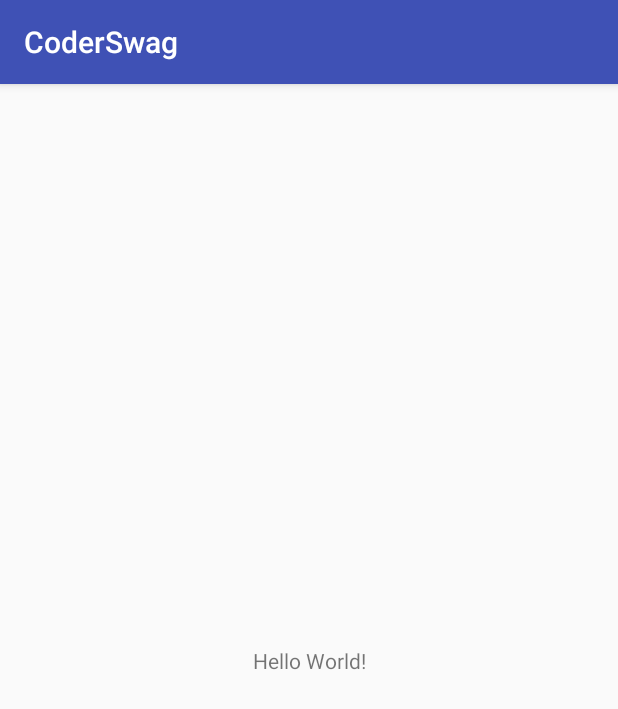
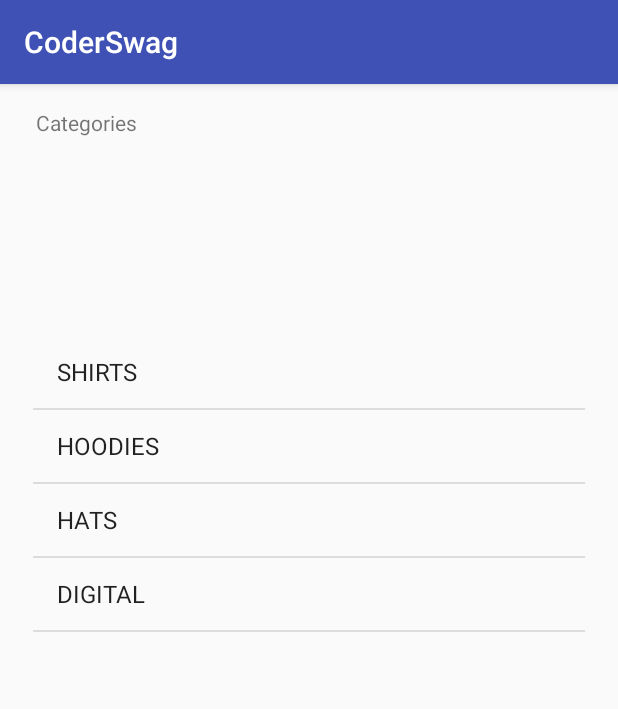
Before and after one commit to vinipachecov/kotlin-beginner-To-Advanced, an Android app: the screen it shows after launch (MainActivity), on a phone screen of 412 x 824 dp. Shown: the top 709 px of the screen. Run offline under Robolectric (Android 15) with nearby library versions, the phone set to English and light mode, and no system bars.

Commit message:
second layout beginning

```diff
--- a/CoderSwag/app/src/main/java/com/vinicius/coderswag/Controller/MainActivity.kt
+++ b/CoderSwag/app/src/main/java/com/vinicius/coderswag/Controller/MainActivity.kt
@@ -2,12 +2,23 @@ package com.vinicius.coderswag.Controller
 
 import android.support.v7.app.AppCompatActivity
 import android.os.Bundle
+import android.widget.ArrayAdapter
+import com.vinicius.coderswag.Model.Category
 import com.vinicius.coderswag.R
+import com.vinicius.coderswag.Services.DataService
+import kotlinx.android.synthetic.main.activity_main.*
 
 class MainActivity : AppCompatActivity() {
+
+    lateinit var adapter: ArrayAdapter<Category>
 
     override fun onCreate(savedInstanceState: Bundle?) {
         super.onCreate(savedInstanceState)
         setContentView(R.layout.activity_main)
+
+        adapter = ArrayAdapter(this,  android.R.layout.simple_list_item_1,
+                DataService.categories)
+
+        categoryListView.adapter = adapter
     }
 }
--- a/CoderSwag/app/src/main/java/com/vinicius/coderswag/Model/Category.kt
+++ b/CoderSwag/app/src/main/java/com/vinicius/coderswag/Model/Category.kt
@@ -4,4 +4,9 @@ package com.vinicius.coderswag.Model
  * Created by vinicius on 12/22/17.
  */
 
-class Category(val title:String, val image: String)
+class Category(val title:String, val image: String) {
+
+    override fun toString(): String {
+        return this.title
+    }
+}
--- a/CoderSwag/app/src/main/res/layout/activity_main.xml
+++ b/CoderSwag/app/src/main/res/layout/activity_main.xml
@@ -7,12 +7,25 @@
     tools:context="com.vinicius.coderswag.Controller.MainActivity">
 
     <TextView
+        android:id="@+id/categoriesTextView"
         android:layout_width="wrap_content"
         android:layout_height="wrap_content"
-        android:text="Hello World!"
-        app:layout_constraintBottom_toBottomOf="parent"
+        android:layout_marginLeft="24dp"
+        android:layout_marginTop="16dp"
+        android:text="Categories"
         app:layout_constraintLeft_toLeftOf="parent"
-        app:layout_constraintRight_toRightOf="parent"
         app:layout_constraintTop_toTopOf="parent" />
 
+    <ListView
+        android:id="@+id/categoryListView"
+        android:layout_width="368dp"
+        android:layout_height="460dp"
+        android:layout_marginBottom="8dp"
+        android:layout_marginEnd="8dp"
+        android:layout_marginStart="8dp"
+        app:layout_constraintBottom_toBottomOf="parent"
+        app:layout_constraintEnd_toEndOf="parent"
+        app:layout_constraintStart_toStartOf="parent"
+        app:layout_constraintTop_toBottomOf="@+id/categoriesTextView" />
+
 </android.support.constraint.ConstraintLayout>
```
Also changed, not shown: CoderSwag/app/src/main/res/layout/category_list_item.xml (added, +37 -0 lines).
